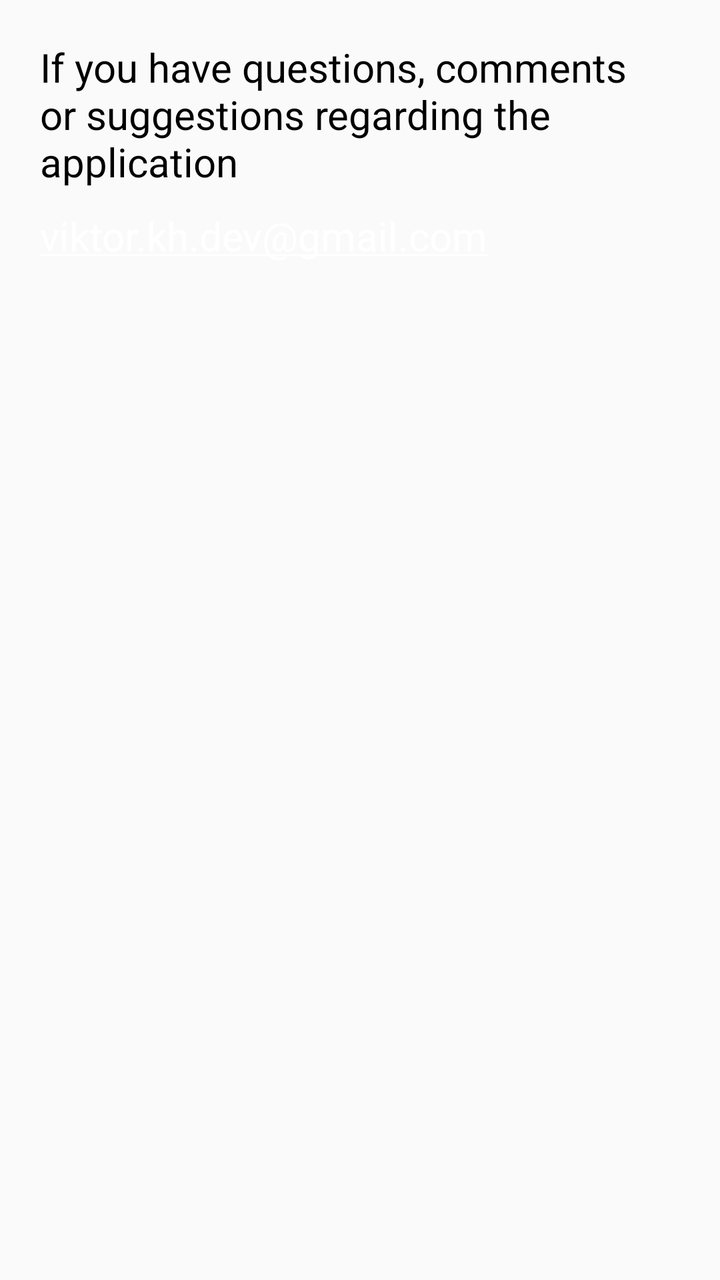
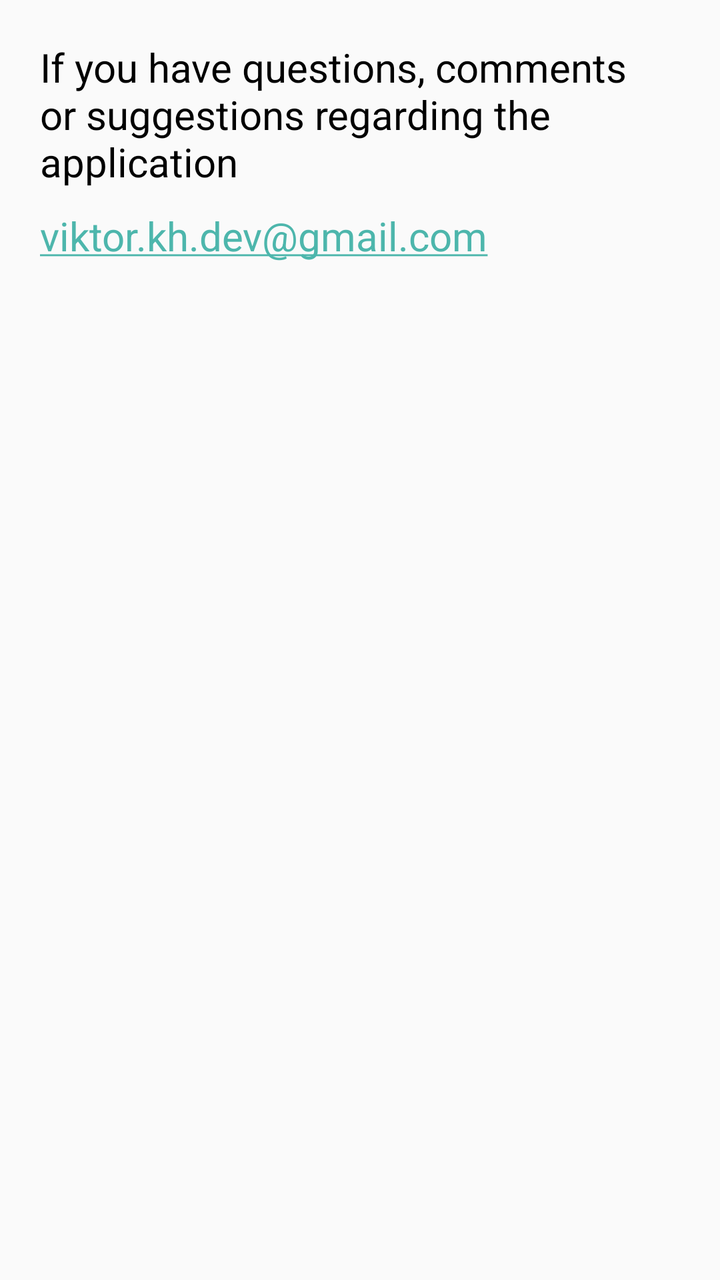

Compare the two renders of this Android layout. The source of the first and the diff that turns it into the second are given below.
<!-- AndroidManifest.xml: application theme Theme.ShopList -->
<!-- res/layout/support_fragment.xml -->
<?xml version="1.0" encoding="utf-8"?>
<RelativeLayout
    xmlns:android="http://schemas.android.com/apk/res/android" android:layout_width="match_parent"
    android:layout_height="match_parent"
    android:background="?colorPrimary">

    <ScrollView
        android:id="@+id/support_scroll"
        android:layout_width="match_parent"
        android:layout_height="wrap_content">
        <RelativeLayout
            android:layout_width="match_parent"
            android:layout_height="wrap_content"
            android:layout_margin="10dp">

            <androidx.appcompat.widget.AppCompatTextView
                android:id="@+id/text_info"
                android:layout_width="match_parent"
                android:layout_height="wrap_content"
                android:layout_marginStart="10dp"
                android:layout_marginTop="10dp"
                android:layout_marginEnd="10dp"
                android:layout_marginBottom="10dp"
                android:text="@string/support_text"
                android:textColor="?android:textColor"
                android:textSize="20sp" />

            <androidx.appcompat.widget.AppCompatTextView
                android:id="@+id/text_email"
                android:layout_width="match_parent"
                android:layout_height="wrap_content"
                android:layout_below="@id/text_info"
                android:layout_marginStart="10dp"
                android:layout_marginEnd="10dp"
                android:layout_marginBottom="10dp"
                android:autoLink="email"
                android:saveEnabled="false"
                android:textColor="@color/blue_text"
                android:text="@string/support_email"
                android:textSize="20sp">

            </androidx.appcompat.widget.AppCompatTextView>

        </RelativeLayout>


    </ScrollView>

</RelativeLayout>
<!-- resources referenced by this layout -->
<resources>
  <color name="blue_text">#4DB6AC</color>
  <string name="support_email">viktor.kh.dev@gmail.com</string>
  <string name="support_text"> If you have questions, comments or suggestions regarding the application </string>
  <style name="Theme.ShopList" parent="Theme.MaterialComponents.DayNight.DarkActionBar">
          
          <item name="colorPrimary">@color/colorPrimaryDay</item>
          <item name="colorPrimaryVariant">@color/colorPrimaryDarkDay</item>
          <item name="colorAccent">@color/colorAccentDay</item>
          <item name="colorOnPrimary">@color/colorAccentDarkDay</item>
          <item name="android:textColor">@color/black</item>
          <item name="colorPrimaryDark" tools:targetApi="23">@color/black</item>
          <item name="android:windowLightStatusBar" tools:targetApi="23">true</item>
  
  
          
          <item name="bottomNavigationStyle">@style/MyBottomNav</item>
          <item name="bottom_nav_activated_color">@color/black</item>
          <item name="bottom_nav_no_activated_color">@color/gray</item>
  
  
  
  
  
          
          <item name="android:navigationBarColor">@color/colorPrimaryDay</item>
  
          
          <item name="colorSurface">@color/colorPrimaryDay</item>
  
          
          <item name="android:textColorSecondary">@color/text_hint</item>
          <item name="colorSecondary">@color/colorAccentDay</item>
          <item name="colorSecondaryVariant">@color/colorAccentDarkDay</item>
          <item name="colorOnSecondary">@color/colorAccentDarkDay</item>
  
          
          <item name="android:statusBarColor">@color/black</item>
          
          <item name="actionBarTheme">@style/DayActionBar</item>
  
          
  
          
  
      </style>
  <color name="colorPrimaryDay">#fafafa</color>
  <color name="colorPrimaryDarkDay">#c7c7c7</color>
  <color name="colorAccentDay">#ffffff</color>
  <color name="colorAccentDarkDay">#f5f5f5</color>
  <color name="black">#000000</color>
  <style name="MyBottomNav" parent="Widget.MaterialComponents.BottomNavigationView">
      </style>
  <color name="gray">#424242</color>
  <color name="text_hint">#939393</color>
  <style name="DayActionBar" parent="ThemeOverlay.MaterialComponents.ActionBar">
          <item name="android:textColorPrimary">@color/black</item>
          <item name="android:textColor">@color/black</item>
          <item name="height">50dp</item>
          <item name="popupMenuBackground">@color/colorAccentDay</item>
          <item name="background">@color/colorPrimaryDay</item>
      </style>
</resources>

<!-- the commit's change to res/layout/support_fragment.xml (unified diff, before → after) -->
@@ -36,6 +36,7 @@
                 android:autoLink="email"
                 android:saveEnabled="false"
                 android:textColor="@color/blue_text"
+                android:textColorLink="@color/blue_text"
                 android:text="@string/support_email"
                 android:textSize="20sp">
 
<!-- resource entries referenced after the edit -->
@@ -43,6 +43,7 @@
           
   
           
+          <item name="dialog_clicked_item_color">@color/card_clicked_day</item>
   
       </style>
   <color name="colorPrimaryDay">#fafafa</color>
@@ -61,5 +62,6 @@
           <item name="popupMenuBackground">@color/colorAccentDay</item>
           <item name="background">@color/colorPrimaryDay</item>
       </style>
+  <color name="card_clicked_day">#c7c7c7</color>
 </resources>
 
